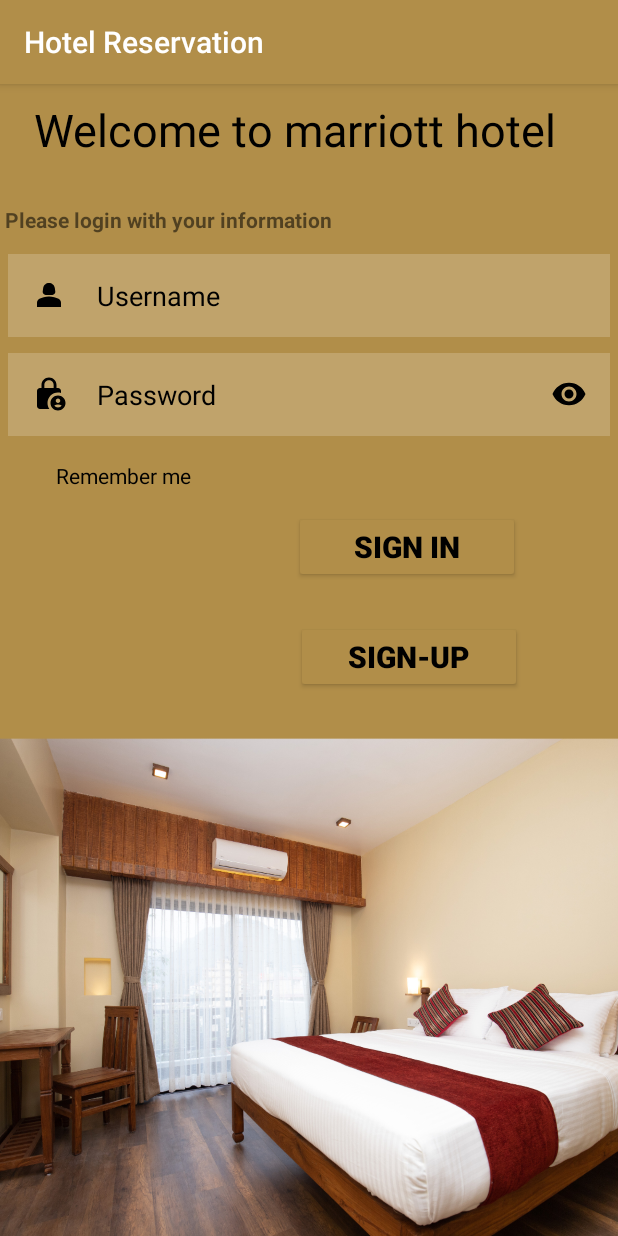
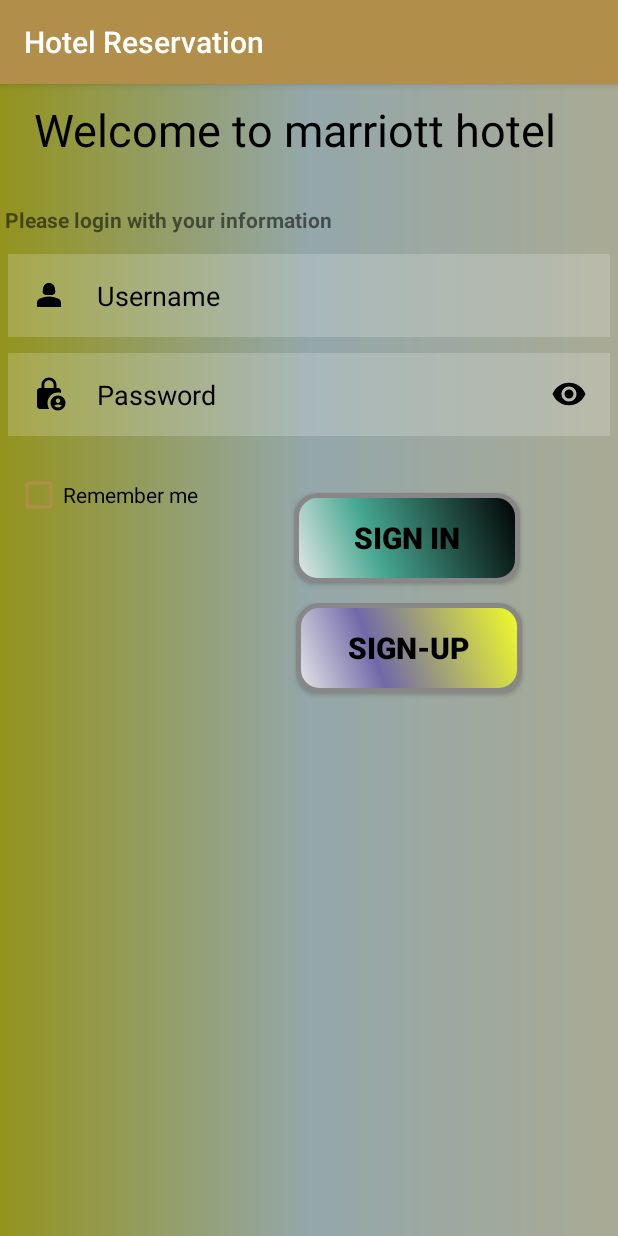
Before and after one commit to Deepak14291/hotel, an Android app: the screen it shows after launch (RegisterLoginActivity), on a phone screen of 412 x 824 dp. Run offline under Robolectric (Android 15) with nearby library versions, the phone set to English and light mode, and no system bars.

Commit message:
Added custom background Added one video plays after the first video Added musics that plays in hotel that plays after about food audio Added Gradient buttons for the loginpage

```diff
--- a/app/src/main/java/com/example/hotelapp/LoginActivity.java
+++ b/app/src/main/java/com/example/hotelapp/LoginActivity.java
@@ -28,5 +28,9 @@ public class LoginActivity extends AppCompatActivity {
 
 
 
-    };
+    }
+    public void setContentView(int activityLogin) {
+    }
+
+    ;
 }
--- a/app/src/main/java/com/example/hotelapp/UserLandingPage.java
+++ b/app/src/main/java/com/example/hotelapp/UserLandingPage.java
@@ -34,7 +34,7 @@ public class UserLandingPage extends AppCompatActivity {
         AboutHotel.setOnClickListener(new View.OnClickListener() {
             @Override
             public void onClick(View v) {
-                Intent intent = new Intent(UserLandingPage.this,AboutHotel.class);
+                Intent intent = new Intent(UserLandingPage.this, AboutHotelServices.class);
                 startActivity(intent);
                 finish();
             }
--- /dev/null
+++ b/app/src/main/res/drawable/custombg.xml
@@ -0,0 +1,14 @@
+
+<shape
+    xmlns:android="http://schemas.android.com/apk/res/android"
+    android:shape="rectangle">
+
+    <gradient
+        android:type="linear"
+        android:startColor="#93931D"
+        android:centerColor="#94A7AA"
+        android:endColor="#A9AA94"
+        android:angle="0"
+        />
+
+</shape>
--- /dev/null
+++ b/app/src/main/res/drawable/signinbutton.xml
@@ -0,0 +1,28 @@
+<?xml version="1.0" encoding="utf-8"?>
+<shape xmlns:android="http://schemas.android.com/apk/res/android" android:shape="rectangle" >
+    <corners
+        android:radius="14dp"
+        />
+    <gradient
+        android:angle="45"
+        android:centerX="35%"
+        android:centerColor="#47a891"
+        android:startColor="#e8e8e8"
+        android:endColor="#000000"
+        android:type="linear"
+        />
+    <padding
+        android:left="0dp"
+        android:top="0dp"
+        android:right="0dp"
+        android:bottom="0dp"
+        />
+    <size
+        android:width="270dp"
+        android:height="60dp"
+        />
+    <stroke
+        android:width="3dp"
+        android:color="#878787"
+        />
+</shape>
--- /dev/null
+++ b/app/src/main/res/drawable/signupbutton.xml
@@ -0,0 +1,28 @@
+<?xml version="1.0" encoding="utf-8"?>
+<shape xmlns:android="http://schemas.android.com/apk/res/android" android:shape="rectangle" >
+    <corners
+        android:radius="14dp"
+        />
+    <gradient
+        android:angle="45"
+        android:centerX="35%"
+        android:centerColor="#7069A8"
+        android:startColor="#e8e8e8"
+        android:endColor="#F3FF26"
+        android:type="linear"
+        />
+    <padding
+        android:left="0dp"
+        android:top="0dp"
+        android:right="0dp"
+        android:bottom="0dp"
+        />
+    <size
+        android:width="270dp"
+        android:height="60dp"
+        />
+    <stroke
+        android:width="3dp"
+        android:color="#878787"
+        />
+</shape>
--- a/app/src/main/res/layout/activity_register_login.xml
+++ b/app/src/main/res/layout/activity_register_login.xml
@@ -3,7 +3,7 @@
     xmlns:android="http://schemas.android.com/apk/res/android"
     xmlns:app="http://schemas.android.com/apk/res-auto"
     xmlns:tools="http://schemas.android.com/tools"
-    android:background="@drawable/loginpage"
+    android:background="@drawable/custombg"
     android:layout_width="match_parent"
     android:layout_height="match_parent"
     tools:context=".RegisterLoginActivity">
@@ -18,7 +18,8 @@
         android:layout_marginStart="197dp"
         android:layout_marginEnd="64dp"
         android:layout_marginBottom="362dp"
-        android:backgroundTint="#B18E49"
+        android:background="@drawable/signupbutton"
+        android:backgroundTint="@null"
         android:text="@string/button_sign_up"
         android:textAlignment="center"
         android:textColor="@color/black"
@@ -39,7 +40,8 @@
         android:layout_marginStart="196dp"
         android:layout_marginEnd="65dp"
         android:layout_marginBottom="435dp"
-        android:backgroundTint="#B18E49"
+        android:background="@drawable/signinbutton"
+        android:backgroundTint="@null"
         android:text="@string/sign_in"
         android:textAlignment="center"
         android:textColor="@color/black"
@@ -118,9 +120,14 @@
         android:layout_height="wrap_content"
         android:text="Remember me"
         android:layout_below="@+id/loginpassword"
-        android:layout_marginStart="5dp"
-        android:layout_marginTop="5dp"
-        android:layout_marginEnd="5dp"
-        android:layout_centerVertical="true" />
+        android:layout_marginStart="10dp"
+        android:layout_marginTop="10dp"
+        android:layout_marginEnd="10dp"
+        android:layout_marginBottom="10dp"
+        android:minHeight="48dp"
+    android:minWidth="48dp"
+    android:layout_gravity="center_vertical" />
+
+
 
 </RelativeLayout>
```
Also changed, not shown: app/src/main/java/com/example/hotelapp/Media.java (+50 -41 lines).
